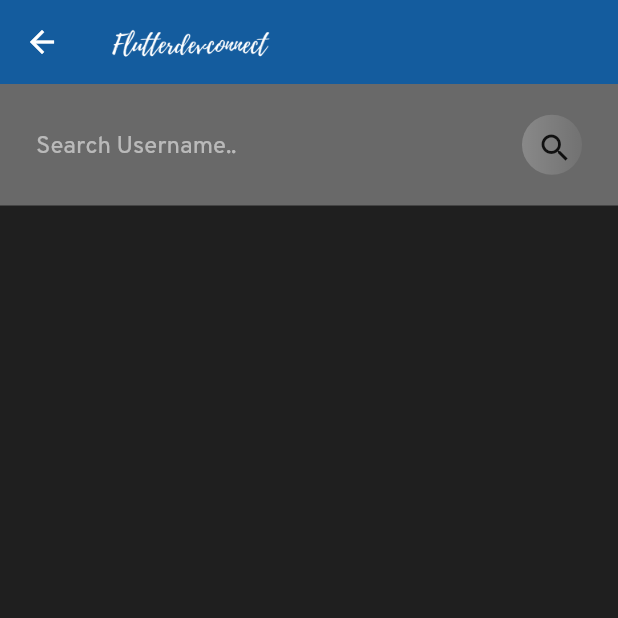
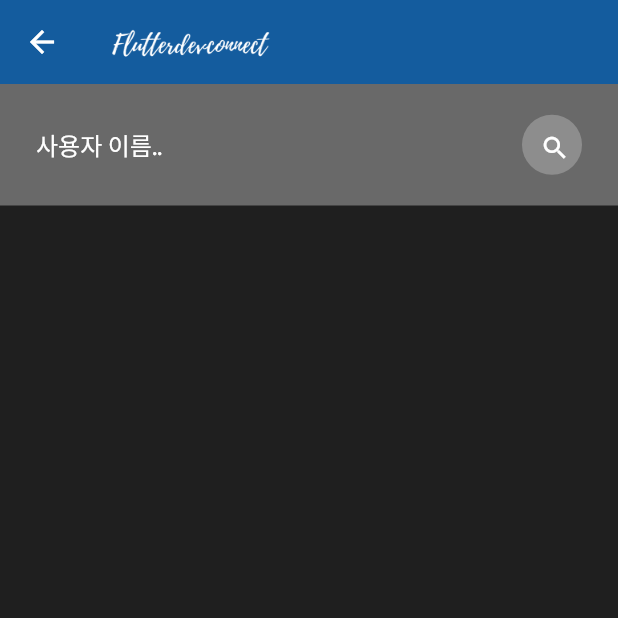
Before and after one commit to laon-member/chat_fe_flutter, a Flutter app: the ChatRoom screen opened directly, after a tap on the "search" icon, on a phone screen of 412 x 824 dp, the top half of it. Run offline on Flutter 3.47's test engine with Material 2 defaults, Android fonts, the light colour scheme and no system bars; our stand-ins replace cloud_firestore, firebase_auth, google_sign_in, shared_preferences; accounts and stored records are empty.

Commit message:
채팅 UI 개선중..(2)

```diff
--- a/lib/main.dart
+++ b/lib/main.dart
@@ -2,6 +2,7 @@
 import 'package:chat_app/helper/helperfunctions.dart';
 import 'package:chat_app/views/chatRoomsScreen.dart';
 import 'package:flutter/material.dart';
+import 'package:flutter/services.dart';
 
 void main() {
   runApp(MyApp());
@@ -22,7 +23,6 @@
     getLoggedInState();
     super.initState();
   }
-
   getLoggedInState() async {
     await HelperFunctions.getUserLoggedInSharedPreference().then((value){
       setState(() {
--- a/lib/views/chatRoomsScreen.dart
+++ b/lib/views/chatRoomsScreen.dart
@@ -43,13 +43,12 @@
 
   void initState() {
     getUserInfo();
-
     super.initState();
   }
 
   getUserInfo() async {
     Constants.myName = await HelperFunctions.getUserNameSharedPreference();
-    databaseMethods.getChatRooms(Constants.myName).then((value){
+    await databaseMethods.getChatRooms(Constants.myName).then((value){
       setState(() {
         chatRoomsStream = value;
       });
@@ -63,9 +62,7 @@
   Widget build(BuildContext context) {
     return Scaffold(
       appBar: AppBar(
-        title: Image.asset(
-          "assets/images/logo.png",
-          height: 50,),
+        title: Text(Constants.myName.toString(),),
         actions: [
           GestureDetector(
             onTap: () {
@@ -107,6 +104,7 @@
       },
       child: Container(
         color: Colors.black26,
+
         padding: EdgeInsets.symmetric(horizontal: 24, vertical: 16),
         child: Row(
           children: [
--- a/lib/views/search.dart
+++ b/lib/views/search.dart
@@ -1,3 +1,4 @@
+import 'package:chat_app/helper/authenticate.dart';
 import 'package:chat_app/helper/constants.dart';
 import 'package:chat_app/services/database.dart';
 import 'package:chat_app/views/conversation_screen.dart';
@@ -10,41 +11,44 @@
   _SearchState createState() => _SearchState();
 }
 
+String myName;
+
 class _SearchState extends State<Search> {
   DatabaseMethods databaseMethods = new DatabaseMethods();
-  TextEditingController searchTextEditingController = new TextEditingController();
+  TextEditingController searchTextEditingController =
+      new TextEditingController();
   QuerySnapshot searchResultSnapshot;
 
   bool isLoading = false;
   bool haveUserSearched = false;
 
   initiateSearch() async {
-    if(searchTextEditingController.text.isNotEmpty){
-      setState(() {
-        isLoading = true;
-      });
-      await databaseMethods.getUserByUsername(searchTextEditingController.text)
-          .then((snapshot){
+    if (searchTextEditingController.text.isNotEmpty) {
+      await databaseMethods
+        .getUserByUsername(searchTextEditingController.text)
+        .then((snapshot) {
       searchResultSnapshot = snapshot;
       print("$searchResultSnapshot");
       setState(() {
-          isLoading = false;
         haveUserSearched = true;
       });
     });
+
     }
   }
 
-  Widget searchList(){
-    return haveUserSearched ? ListView.builder(
+  Widget searchList() {
+    return haveUserSearched
+        ? ListView.builder(
             shrinkWrap: true,
             itemCount: searchResultSnapshot.documents.length,
-        itemBuilder: (context, index){
+            itemBuilder: (context, index) {
               return SearchTile(
                 searchResultSnapshot.documents[index].data["name"],
                 searchResultSnapshot.documents[index].data["email"],
               );
-        }) : Container();
+            })
+        : Container();
   }
 
   /// 채팅방 반들기, 메시지 등을 다른 사용자에게 보냄.
@@ -93,10 +97,10 @@
               decoration: BoxDecoration(
                   color: Colors.blue, borderRadius: BorderRadius.circular(30)),
               padding: EdgeInsets.symmetric(horizontal: 16, vertical: 16),
-              child: Text(
-                "메시지",
-                style: mediumTextStyle(),
-              ),
+              child: Icon(
+                Icons.message,
+                color: Colors.white,
+              ), //하얀색 메시지 아이콘
             ),
           )
         ],
@@ -104,6 +108,15 @@
     );
   }
 
+  getChatRoomId(String a, String b) {
+    if (a.substring(0, 1).codeUnitAt(0) > b.substring(0, 1).codeUnitAt(0)) {
+      return "$b\_$a";
+    } else {
+      return "$a\_$b";
+    }
+  }
+
+  @override
   void initState() {
     initiateSearch();
     super.initState();
@@ -113,23 +126,33 @@
   Widget build(BuildContext context) {
     return Scaffold(
       appBar: appBarMain(context),
-      body: Container(
+      body: isLoading
+          ? Container(
+              child: Center(
+                child: CircularProgressIndicator(),
+              ),
+            )
+          : Container(
               child: Column(
                 children: [
                   Container(
+                    padding: EdgeInsets.symmetric(horizontal: 24, vertical: 16),
                     color: Color(0x54FFFFFF),
-              padding: EdgeInsets.symmetric(horizontal: 24, vertical: 16),
                     child: Row(
                       children: [
                         Expanded(
                           child: TextField(
                             controller: searchTextEditingController,
-                    style: TextStyle(color: Colors.white),
+                            style: simpleTextStyle(),
                             decoration: InputDecoration(
-                        hintText: "Search Username..",
-                        hintStyle: TextStyle(color: Colors.white54),
+                                hintText: "사용자 이름..",
+                                hintStyle: TextStyle(
+                                  color: Colors.white,
+                                  fontSize: 16,
+                                ),
                                 border: InputBorder.none),
-                  )),
+                          ),
+                        ),
                         GestureDetector(
                           onTap: () {
                             initiateSearch();
@@ -138,31 +161,22 @@
                               height: 40,
                               width: 40,
                               decoration: BoxDecoration(
-                          gradient: LinearGradient(colors: [
-                            const Color(0x36FFFFFF),
-                            const Color(0x0FFFFFFF)
-                          ]),
-                          borderRadius: BorderRadius.circular(40),
-                        ),
-                        padding: EdgeInsets.all(10),
-                        child: Icon(Icons.search)),
+                                  color: Colors.white24,
+                                  borderRadius: BorderRadius.circular(40)),
+                              padding: EdgeInsets.all(12),
+                              child: Icon(
+                                Icons.search,
+                                color: Colors.white,
+                                size: 20,
+                              )),
                         )
                       ],
                     ),
                   ),
-            searchList(),
+                  searchList()
                 ],
               ),
             ),
-      resizeToAvoidBottomPadding: false,
     );
   }
 }
-
-getChatRoomId(String a, String b) {
-  if (a.substring(0, 1).codeUnitAt(0) > b.substring(0, 1).codeUnitAt(0)) {
-    return "$b\_$a";
-  } else {
-    return "$a\_$b";
-  }
-}
--- a/lib/views/signin.dart
+++ b/lib/views/signin.dart
@@ -40,9 +40,9 @@
 
           HelperFunctions.saveUserLoggedInSharedPreference(true);
           HelperFunctions.saveUserNameSharedPreference(
-              userInfoSnapshot.documents[0].data["userName"]);
+              userInfoSnapshot.documents[0].data["name"]);
           HelperFunctions.saveUserEmailSharedPreference(
-              userInfoSnapshot.documents[0].data["userEmail"]);
+              userInfoSnapshot.documents[0].data["email"]);
 
           Navigator.pushReplacement(
               context, MaterialPageRoute(builder: (context) => ChatRoom()));
--- a/lib/views/signup.dart
+++ b/lib/views/signup.dart
@@ -4,6 +4,7 @@
 import 'package:chat_app/helper/theme.dart';
 import 'package:chat_app/services/auth.dart';
 import 'package:chat_app/services/database.dart';
+import 'package:firebase_auth/firebase_auth.dart';
 import 'package:flutter/material.dart';
 
 class SignUp extends StatefulWidget {
@@ -38,7 +39,6 @@
               emailEditingController.text, passwordEditingController.text)
           .then((val) {
         if(val != null){
-
           Map<String, dynamic> userDataMap = {
             "email" : emailEditingController.text,
             "name" : usernameEditingController.text,
@@ -62,7 +62,6 @@
   Widget build(BuildContext context) {
     return Scaffold(
       appBar: appBarMain(context),
-        resizeToAvoidBottomPadding: false,
         body: isLoading
           ? Container(
               child: Center(
```
Also changed, not shown: lib/services/auth.dart (+19 -9 lines), lib/services/database.dart (+43 -23 lines), lib/views/conversation_screen.dart (+31 -34 lines), 5 other files. Lines whose indentation alone changed are shown as unchanged.
